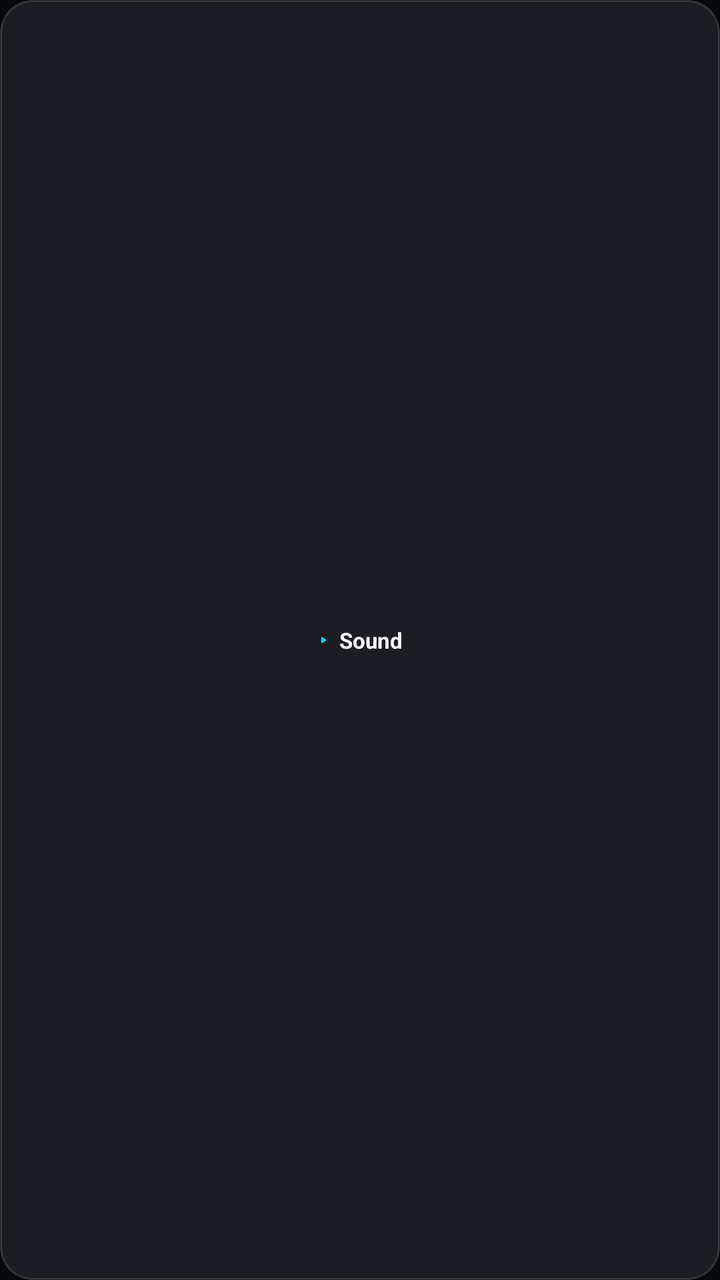
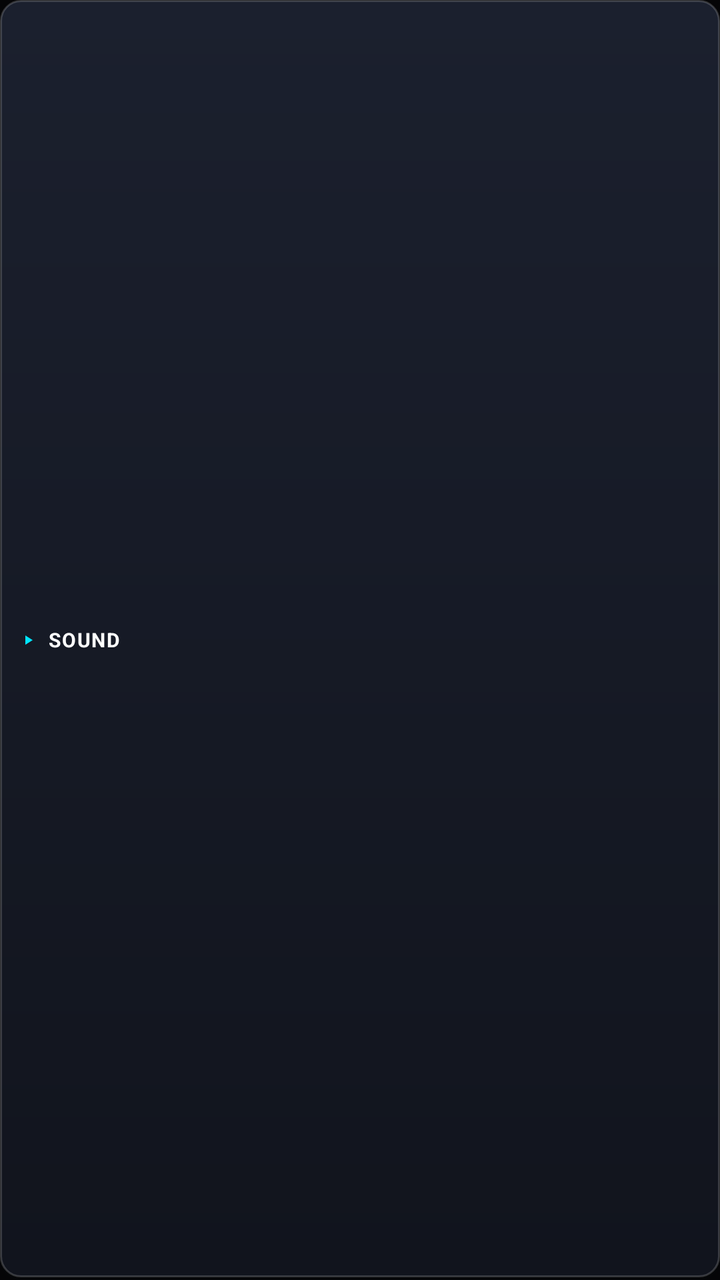

Screens rendered from an Android XML layout before and after an edit, with the pre-edit source and the edit as a unified diff.
<!-- AndroidManifest.xml: application theme Theme.AuraSoundboard -->
<!-- res/layout/item_overlay_sound.xml -->
<?xml version="1.0" encoding="utf-8"?>
<LinearLayout xmlns:android="http://schemas.android.com/apk/res/android"
    android:id="@+id/btnOverlaySoundRoot"
    android:layout_width="match_parent"
    android:layout_height="44dp"
    android:layout_margin="3dp"
    android:background="@drawable/bg_glass_card"
    android:gravity="center"
    android:orientation="horizontal"
    android:paddingHorizontal="8dp">

    <View
        android:id="@+id/viewOverlayActiveDot"
        android:layout_width="6dp"
        android:layout_height="6dp"
        android:layout_marginEnd="5dp"
        android:background="@drawable/ic_play" />

    <TextView
        android:id="@+id/tvOverlaySoundName"
        android:layout_width="wrap_content"
        android:layout_height="wrap_content"
        android:ellipsize="end"
        android:gravity="center"
        android:maxLines="1"
        android:text="Sound"
        android:textColor="@color/text_primary"
        android:textSize="11sp"
        android:textStyle="bold" />
</LinearLayout>
<!-- resources referenced by this layout -->
<resources>
  <color name="text_primary">#F8FAFC</color>
  <!-- drawable bg_glass_card (drawable) -->
  <?xml version="1.0" encoding="utf-8"?>
  <shape xmlns:android="http://schemas.android.com/apk/res/android"
      android:shape="rectangle">
      <solid android:color="@color/glass_panel_fill" />
      <corners android:radius="16dp" />
      <stroke
          android:width="1dp"
          android:color="@color/glass_border_subtle" />
  </shape>
  <!-- drawable ic_play (drawable) -->
  <?xml version="1.0" encoding="utf-8"?>
  <vector xmlns:android="http://schemas.android.com/apk/res/android"
      android:width="24dp"
      android:height="24dp"
      android:viewportWidth="24"
      android:viewportHeight="24">
      <path
          android:fillColor="#00E5FF"
          android:pathData="M8,5.14V19.14L19,12.14L8,5.14Z" />
  </vector>
  <style name="Theme.AuraSoundboard" parent="Theme.MaterialComponents.DayNight.NoActionBar">
          <item name="colorPrimary">@color/accent_cyan</item>
          <item name="colorPrimaryVariant">@color/accent_indigo</item>
          <item name="colorSecondary">@color/accent_cyan</item>
          <item name="android:windowBackground">@color/bg_obsidian_deep</item>
          <item name="android:statusBarColor">@color/bg_obsidian_deep</item>
          <item name="android:navigationBarColor">@color/bg_obsidian_deep</item>
          <item name="android:textColorPrimary">@color/text_primary</item>
          <item name="android:textColorSecondary">@color/text_secondary</item>
      </style>
  <color name="glass_panel_fill">#16FFFFFF</color>
  <color name="glass_border_subtle">#24FFFFFF</color>
  <color name="accent_cyan">#00E5FF</color>
  <color name="accent_indigo">#6366F1</color>
  <color name="bg_obsidian_deep">#06080D</color>
  <color name="text_secondary">#94A3B8</color>
</resources>

<!-- the commit's change to res/layout/item_overlay_sound.xml (unified diff, before → after) -->
@@ -2,29 +2,31 @@
 <LinearLayout xmlns:android="http://schemas.android.com/apk/res/android"
     android:id="@+id/btnOverlaySoundRoot"
     android:layout_width="match_parent"
-    android:layout_height="44dp"
+    android:layout_height="40dp"
     android:layout_margin="3dp"
-    android:background="@drawable/bg_glass_card"
-    android:gravity="center"
+    android:background="@drawable/bg_3d_button"
+    android:gravity="center_vertical"
     android:orientation="horizontal"
-    android:paddingHorizontal="8dp">
+    android:paddingHorizontal="10dp">
 
     <View
         android:id="@+id/viewOverlayActiveDot"
-        android:layout_width="6dp"
-        android:layout_height="6dp"
-        android:layout_marginEnd="5dp"
+        android:layout_width="8dp"
+        android:layout_height="8dp"
+        android:layout_marginEnd="6dp"
         android:background="@drawable/ic_play" />
 
     <TextView
         android:id="@+id/tvOverlaySoundName"
-        android:layout_width="wrap_content"
+        android:layout_width="0dp"
         android:layout_height="wrap_content"
+        android:layout_weight="1"
         android:ellipsize="end"
-        android:gravity="center"
+        android:letterSpacing="0.06"
         android:maxLines="1"
-        android:text="Sound"
+        android:text="SOUND"
+        android:textAllCaps="true"
         android:textColor="@color/text_primary"
-        android:textSize="11sp"
+        android:textSize="10sp"
         android:textStyle="bold" />
 </LinearLayout>
<!-- resource entries referenced after the edit -->
@@ -1,16 +1,30 @@
 <!-- resources referenced by this layout -->
 <resources>
-  <color name="text_primary">#F8FAFC</color>
-  <!-- drawable bg_glass_card (drawable) -->
+  <color name="text_primary">#FFFFFF</color>
+  <!-- drawable bg_3d_button (drawable) -->
   <?xml version="1.0" encoding="utf-8"?>
-  <shape xmlns:android="http://schemas.android.com/apk/res/android"
-      android:shape="rectangle">
-      <solid android:color="@color/glass_panel_fill" />
-      <corners android:radius="16dp" />
-      <stroke
-          android:width="1dp"
-          android:color="@color/glass_border_subtle" />
-  </shape>
+  <layer-list xmlns:android="http://schemas.android.com/apk/res/android">
+      
+      <item android:top="1dp">
+          <shape android:shape="rectangle">
+              <solid android:color="#050608" />
+              <corners android:radius="10dp" />
+          </shape>
+      </item>
+      
+      <item android:bottom="1.5dp">
+          <shape android:shape="rectangle">
+              <gradient
+                  android:angle="270"
+                  android:endColor="#11141D"
+                  android:startColor="#1B202E" />
+              <corners android:radius="10dp" />
+              <stroke
+                  android:width="1dp"
+                  android:color="#2EFFFFFF" />
+          </shape>
+      </item>
+  </layer-list>
   <!-- drawable ic_play (drawable) -->
   <?xml version="1.0" encoding="utf-8"?>
   <vector xmlns:android="http://schemas.android.com/apk/res/android"
@@ -32,11 +46,9 @@
           <item name="android:textColorPrimary">@color/text_primary</item>
           <item name="android:textColorSecondary">@color/text_secondary</item>
       </style>
-  <color name="glass_panel_fill">#16FFFFFF</color>
-  <color name="glass_border_subtle">#24FFFFFF</color>
-  <color name="accent_cyan">#00E5FF</color>
+  <color name="accent_cyan">#3B82F6</color>
   <color name="accent_indigo">#6366F1</color>
-  <color name="bg_obsidian_deep">#06080D</color>
-  <color name="text_secondary">#94A3B8</color>
+  <color name="bg_obsidian_deep">#050507</color>
+  <color name="text_secondary">#8E96A8</color>
 </resources>
 
